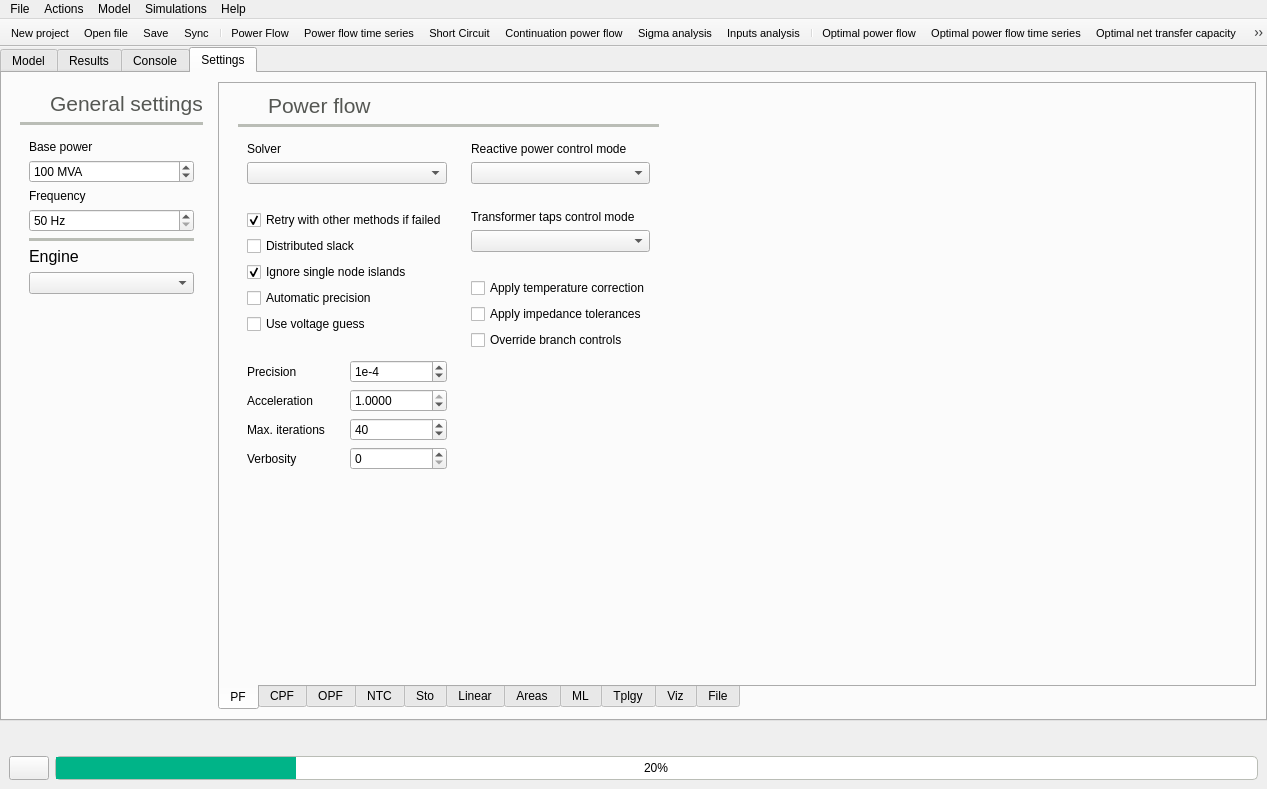
First picture: the form in src/GridCal/Gui/Main/MainWindow.ui, repository SanPen/GridCal, before the edit.
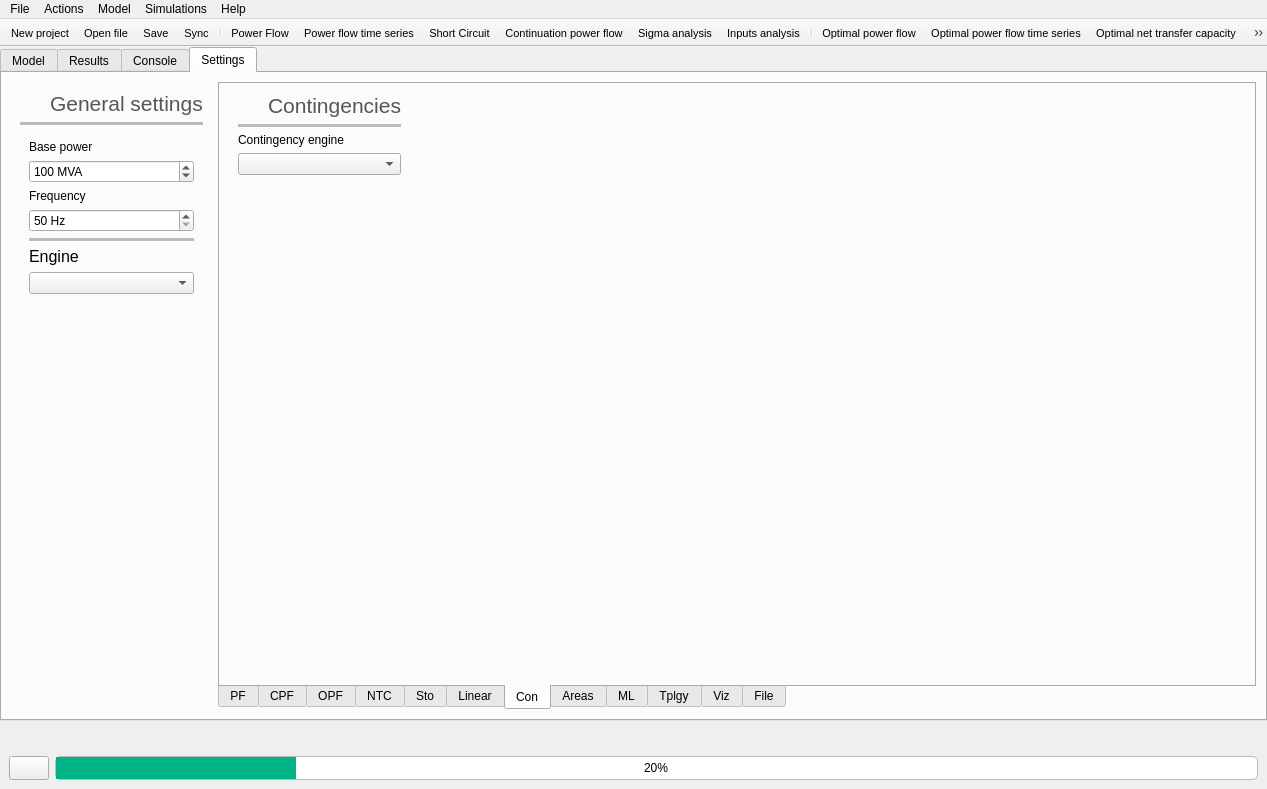
Second picture: the form after the edit. The open tabs and pages were chosen to show the change. Icons and pictures are not drawn.

Diff of the .ui file:
```diff
--- a/src/GridCal/Gui/Main/MainWindow.ui
+++ b/src/GridCal/Gui/Main/MainWindow.ui
@@ -5663,6 +5663,219 @@
             </item>
            </layout>
           </widget>
+          <widget class="QWidget" name="tab_11">
+           <attribute name="icon">
+            <iconset resource="icons.qrc">
+             <normaloff>:/Icons/icons/otdf.svg</normaloff>:/Icons/icons/otdf.svg</iconset>
+           </attribute>
+           <attribute name="title">
+            <string>Con</string>
+           </attribute>
+           <layout class="QHBoxLayout" name="horizontalLayout_42">
+            <item>
+             <widget class="QFrame" name="frame_76">
+              <property name="frameShape">
+               <enum>QFrame::NoFrame</enum>
+              </property>
+              <property name="frameShadow">
+               <enum>QFrame::Raised</enum>
+              </property>
+              <layout class="QGridLayout" name="gridLayout_28">
+               <property name="topMargin">
+                <number>0</number>
+               </property>
+               <item row="0" column="0" colspan="2">
+                <widget class="QFrame" name="frame_78">
+                 <property name="frameShape">
+                  <enum>QFrame::NoFrame</enum>
+                 </property>
+                 <property name="frameShadow">
+                  <enum>QFrame::Raised</enum>
+                 </property>
+                 <layout class="QHBoxLayout" name="horizontalLayout_41">
+                  <property name="leftMargin">
+                   <number>0</number>
+                  </property>
+                  <property name="topMargin">
+                   <number>0</number>
+                  </property>
+                  <property name="rightMargin">
+                   <number>0</number>
+                  </property>
+                  <property name="bottomMargin">
+                   <number>0</number>
+                  </property>
+                  <item>
+                   <widget class="QLabel" name="label_109">
+                    <property name="minimumSize">
+                     <size>
+                      <width>24</width>
+                      <height>24</height>
+                     </size>
+                    </property>
+                    <property name="maximumSize">
+                     <size>
+                      <width>24</width>
+                      <height>24</height>
+                     </size>
+                    </property>
+                    <property name="text">
+                     <string/>
+                    </property>
+                    <property name="pixmap">
+                     <pixmap resource="icons.qrc">:/Icons/icons/otdf.svg</pixmap>
+                    </property>
+                    <property name="scaledContents">
+                     <bool>true</bool>
+                    </property>
+                   </widget>
+                  </item>
+                  <item>
+                   <widget class="QLabel" name="label_117">
+                    <property name="palette">
+                     <palette>
+                      <active>
+                       <colorrole role="WindowText">
+                        <brush brushstyle="SolidPattern">
+                         <color alpha="255">
+                          <red>85</red>
+                          <green>87</green>
+                          <blue>83</blue>
+                         </color>
+                        </brush>
+                       </colorrole>
+                      </active>
+                      <inactive>
+                       <colorrole role="WindowText">
+                        <brush brushstyle="SolidPattern">
+                         <color alpha="255">
+                          <red>85</red>
+                          <green>87</green>
+                          <blue>83</blue>
+                         </color>
+                        </brush>
+                       </colorrole>
+                      </inactive>
+                      <disabled>
+                       <colorrole role="WindowText">
+                        <brush brushstyle="SolidPattern">
+                         <color alpha="255">
+                          <red>190</red>
+                          <green>190</green>
+                          <blue>190</blue>
+                         </color>
+                        </brush>
+                       </colorrole>
+                      </disabled>
+                     </palette>
+                    </property>
+                    <property name="font">
+                     <font>
+                      <pointsize>16</pointsize>
+                     </font>
+                    </property>
+                    <property name="text">
+                     <string>Contingencies</string>
+                    </property>
+                    <property name="alignment">
+                     <set>Qt::AlignBottom|Qt::AlignLeading|Qt::AlignLeft</set>
+                    </property>
+                   </widget>
+                  </item>
+                 </layout>
+                </widget>
+               </item>
+               <item row="2" column="0" colspan="2">
+                <widget class="Line" name="line_25">
+                 <property name="palette">
+                  <palette>
+                   <active>
+                    <colorrole role="WindowText">
+                     <brush brushstyle="SolidPattern">
+                      <color alpha="255">
+                       <red>186</red>
+                       <green>189</green>
+                       <blue>182</blue>
+                      </color>
+                     </brush>
+                    </colorrole>
+                   </active>
+                   <inactive>
+                    <colorrole role="WindowText">
+                     <brush brushstyle="SolidPattern">
+                      <color alpha="255">
+                       <red>186</red>
+                       <green>189</green>
+                       <blue>182</blue>
+                      </color>
+                     </brush>
+                    </colorrole>
+                   </inactive>
+                   <disabled>
+                    <colorrole role="WindowText">
+                     <brush brushstyle="SolidPattern">
+                      <color alpha="255">
+                       <red>190</red>
+                       <green>190</green>
+                       <blue>190</blue>
+                      </color>
+                     </brush>
+                    </colorrole>
+                   </disabled>
+                  </palette>
+                 </property>
+                 <property name="frameShadow">
+                  <enum>QFrame::Plain</enum>
+                 </property>
+                 <property name="lineWidth">
+                  <number>4</number>
+                 </property>
+                 <property name="orientation">
+                  <enum>Qt::Horizontal</enum>
+                 </property>
+                </widget>
+               </item>
+               <item row="4" column="0" colspan="2">
+                <widget class="QComboBox" name="contingencyEngineComboBox"/>
+               </item>
+               <item row="3" column="0" colspan="2">
+                <widget class="QLabel" name="label_119">
+                 <property name="text">
+                  <string>Contingency engine</string>
+                 </property>
+                </widget>
+               </item>
+               <item row="7" column="0" colspan="2">
+                <spacer name="verticalSpacer_19">
+                 <property name="orientation">
+                  <enum>Qt::Vertical</enum>
+                 </property>
+                 <property name="sizeHint" stdset="0">
+                  <size>
+                   <width>20</width>
+                   <height>40</height>
+                  </size>
+                 </property>
+                </spacer>
+               </item>
+              </layout>
+             </widget>
+            </item>
+            <item>
+             <spacer name="horizontalSpacer_28">
+              <property name="orientation">
+               <enum>Qt::Horizontal</enum>
+              </property>
+              <property name="sizeHint" stdset="0">
+               <size>
+                <width>828</width>
+                <height>20</height>
+               </size>
+              </property>
+             </spacer>
+            </item>
+           </layout>
+          </widget>
           <widget class="QWidget" name="tab">
            <attribute name="icon">
             <iconset resource="icons.qrc">
```
